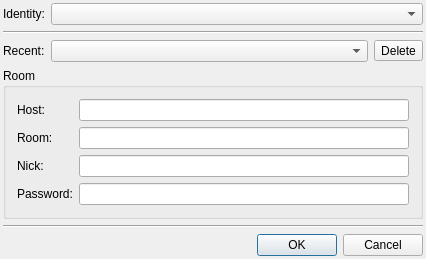
vacuum-im/vacuum-im, file Vacuum/trunk/src/plugins/MultiUserChat/joinmultichatdialog.ui: the form before one commit.
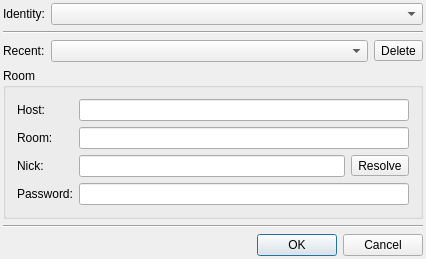
The form after the commit.

The edit to the form file:
```diff
--- a/Vacuum/trunk/src/plugins/MultiUserChat/joinmultichatdialog.ui
+++ b/Vacuum/trunk/src/plugins/MultiUserChat/joinmultichatdialog.ui
@@ -100,7 +100,7 @@
         </property>
        </widget>
       </item>
-      <item row="0" column="1" >
+      <item row="0" column="1" colspan="2" >
        <widget class="QLineEdit" name="lneHost" />
       </item>
       <item row="1" column="0" >
@@ -113,7 +113,7 @@
         </property>
        </widget>
       </item>
-      <item row="1" column="1" >
+      <item row="1" column="1" colspan="2" >
        <widget class="QLineEdit" name="lneRoom" />
       </item>
       <item row="2" column="0" >
@@ -139,13 +139,20 @@
         </property>
        </widget>
       </item>
-      <item row="3" column="1" >
+      <item row="3" column="1" colspan="2" >
        <widget class="QLineEdit" name="lnePassword" >
         <property name="echoMode" >
          <enum>QLineEdit::PasswordEchoOnEdit</enum>
         </property>
        </widget>
       </item>
+      <item row="2" column="2" >
+       <widget class="QToolButton" name="tlbResolveNick" >
+        <property name="text" >
+         <string>Resolve</string>
+        </property>
+       </widget>
+      </item>
      </layout>
     </widget>
    </item>
```
